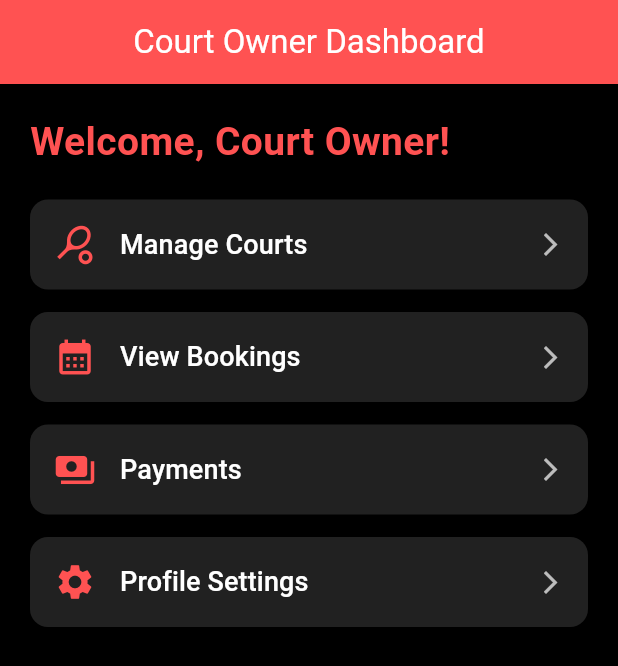
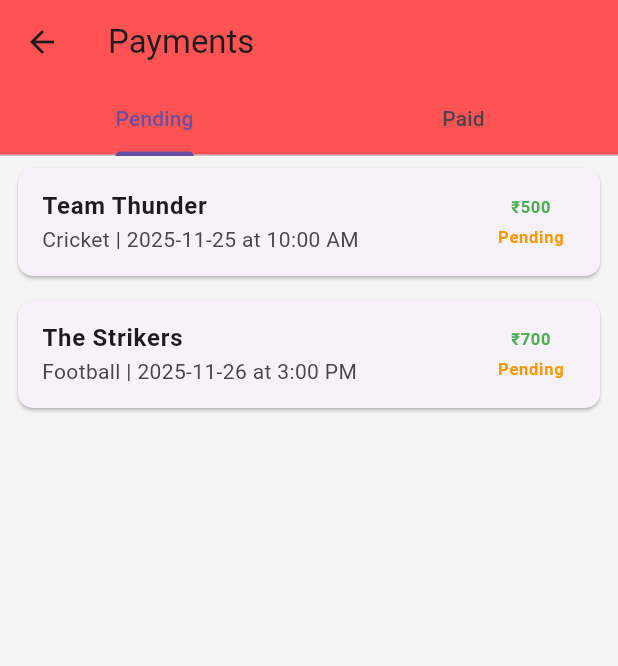
Before and after one commit to saadbinather/KhelKood, a Flutter app: the CourtOwnerDashboard screen opened directly, after a tap on "Payments", on a phone screen of 412 x 824 dp. Shown: the top 666 px of the screen. Run offline on Flutter 3.47's test engine with Material 3 defaults, Android fonts, the phone set to English and light mode, and no system bars.

Commit message:
court owner feedback, payyments, dashboard done

```diff
--- a/frontend/lib/CourtOwner/dash_board.dart
+++ b/frontend/lib/CourtOwner/dash_board.dart
@@ -1,6 +1,8 @@
 import 'package:flutter/material.dart';
 import 'court_management_page.dart';
-import 'booking_management_page.dart'; // Import the Booking Management Page
+import 'booking_management_page.dart';
+import 'feedback.dart'; // Court Feedback Page
+import 'payments.dart'; // Payments Page
 
 class CourtOwnerDashboard extends StatelessWidget {
   const CourtOwnerDashboard({super.key});
@@ -66,9 +68,29 @@ class CourtOwnerDashboard extends StatelessWidget {
             ),
 
             dashboardButton(
+              title: "View Feedback",
+              icon: Icons.feedback,
+              onTap: () {
+                Navigator.push(
+                  context,
+                  MaterialPageRoute(
+                    builder: (context) => const CourtFeedbackPage(),
+                  ),
+                );
+              },
+            ),
+
+            dashboardButton(
               title: "Payments",
               icon: Icons.payments,
-              onTap: () {},
+              onTap: () {
+                Navigator.push(
+                  context,
+                  MaterialPageRoute(
+                    builder: (context) => const PaymentsPage(),
+                  ),
+                );
+              },
             ),
 
             dashboardButton(
--- /dev/null
+++ b/frontend/lib/CourtOwner/payments.dart
@@ -0,0 +1,135 @@
+import 'package:flutter/material.dart';
+
+class PaymentsPage extends StatefulWidget {
+  const PaymentsPage({Key? key}) : super(key: key);
+
+  @override
+  State<PaymentsPage> createState() => _PaymentsPageState();
+}
+
+class _PaymentsPageState extends State<PaymentsPage> {
+  // -----------------------------
+  // Dummy JSON for payments
+  // -----------------------------
+  final List<Map<String, dynamic>> pendingPayments = [
+    {
+      "bookingId": "B001",
+      "team": "Team Thunder",
+      "sport": "Cricket",
+      "date": "2025-11-25",
+      "time": "10:00 AM",
+      "amount": 500
+    },
+    {
+      "bookingId": "B002",
+      "team": "The Strikers",
+      "sport": "Football",
+      "date": "2025-11-26",
+      "time": "3:00 PM",
+      "amount": 700
+    },
+  ];
+
+  final List<Map<String, dynamic>> paidPayments = [
+    {
+      "bookingId": "B100",
+      "team": "Ace Players",
+      "sport": "Padel",
+      "date": "2025-11-15",
+      "time": "1:00 PM",
+      "amount": 600
+    },
+    {
+      "bookingId": "B101",
+      "team": "Goal Masters",
+      "sport": "Football",
+      "date": "2025-11-18",
+      "time": "11:00 AM",
+      "amount": 800
+    },
+  ];
+
+  // -----------------------------
+  // Payment card widget
+  // -----------------------------
+  Widget buildPaymentCard(Map<String, dynamic> payment, bool isPaid) {
+    return Card(
+      margin: const EdgeInsets.symmetric(vertical: 8, horizontal: 12),
+      shape: RoundedRectangleBorder(borderRadius: BorderRadius.circular(10)),
+      child: ListTile(
+        title: Text(
+          payment['team'],
+          style: const TextStyle(fontWeight: FontWeight.bold),
+        ),
+        subtitle: Text(
+          "${payment['sport']} | ${payment['date']} at ${payment['time']}",
+        ),
+        trailing: Column(
+          mainAxisAlignment: MainAxisAlignment.center,
+          children: [
+            Text(
+              "₹${payment['amount']}",
+              style: const TextStyle(
+                fontWeight: FontWeight.bold,
+                color: Colors.green,
+              ),
+            ),
+            const SizedBox(height: 4),
+            Text(
+              isPaid ? "Paid" : "Pending",
+              style: TextStyle(
+                color: isPaid ? Colors.green : Colors.orange,
+                fontWeight: FontWeight.bold,
+              ),
+            ),
+          ],
+        ),
+      ),
+    );
+  }
+
+  // -----------------------------
+  // Build page
+  // -----------------------------
+  @override
+  Widget build(BuildContext context) {
+    return DefaultTabController(
+      length: 2,
+      child: Scaffold(
+        appBar: AppBar(
+          backgroundColor: Colors.redAccent,
+          title: const Text("Payments"),
+          bottom: const TabBar(
+            tabs: [
+              Tab(text: "Pending"),
+              Tab(text: "Paid"),
+            ],
+          ),
+        ),
+        body: TabBarView(
+          children: [
+            // -------------------------
+            // Pending Payments (Upcoming Bookings)
+            // -------------------------
+            ListView.builder(
+              itemCount: pendingPayments.length,
+              itemBuilder: (context, index) {
+                return buildPaymentCard(pendingPayments[index], false);
+              },
+            ),
+
+            // -------------------------
+            // Paid Payments (Past Bookings)
+            // -------------------------
+            ListView.builder(
+              itemCount: paidPayments.length,
+              itemBuilder: (context, index) {
+                return buildPaymentCard(paidPayments[index], true);
+              },
+            ),
+          ],
+        ),
+      ),
+    );
+  }
+}
```
Also changed, not shown: frontend/lib/CourtOwner/feedback.dart (added, +101 -0 lines).
